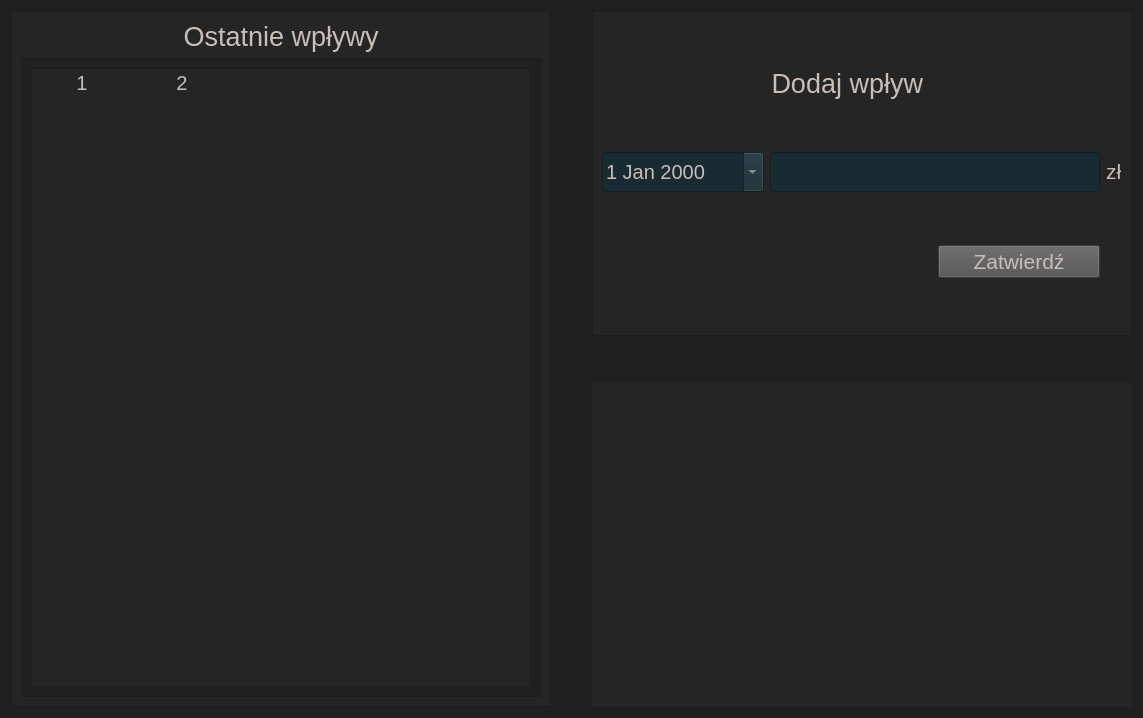
zuzmej/Wydatkoinator, file ui/incomes_tab.ui: the form before one commit.
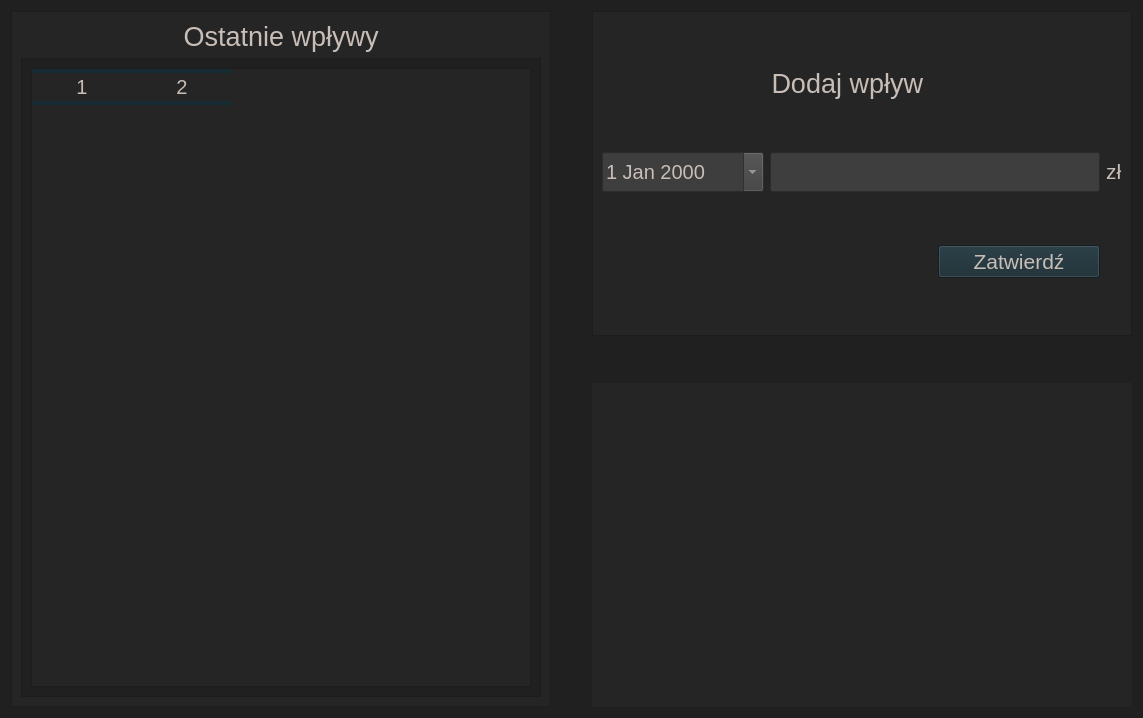
The form after the commit. Custom widgets are drawn as their Qt base class.

```diff
--- a/ui/incomes_tab.ui
+++ b/ui/incomes_tab.ui
@@ -17,9 +17,11 @@
    <string notr="true">QWidget{
 background-color: #202020;
 }
+
 QFrame{
 background-color: #252525;
 }
+
 #chart{
 background-color: #252525;
 }
@@ -27,18 +29,44 @@
 QLabel{
 color:#C8BEB7;
 }
-QPushButton{
-color:#C8BEB7;
-background-color:#515151
+
+QPushButton {
+background-color: #182B32;
+color: #c8beb7;
 }
-QLineEdit{
-background-color:#182B32;
-color:#C8BEB7;
+
+QLineEdit {
+background-color: #3e3e3e;
+color: #c8beb7;
 }
-QDateEdit{
-background-color:#182B32;
-color:#C8BEB7;
-}</string>
+
+QDateEdit {
+background-color: #3e3e3e;
+color: #c8beb7;
+}
+
+QListWidget { color: #c8beb7; }
+QHeaderView::section {
+    background-color: transparent;  /* brak tła */
+    color:#C8BEB7;  /* kolor napisu */
+	 border-top: 4px solid  #182B32;
+    border-bottom: 4px solid  #182B32;;
+	border-left: none;
+    border-right: none;
+ font-size: 20px;  /* Ustawienie rozmiaru czcionki */
+}
+
+QTableWidget::item {
+    font-size: 20px;
+     color:#C8BEB7
+}
+QTableWidget::item:selected {
+        background-color:  #252525; 
+color:#C8BEB7 ;
+        border: 2px solid #C8BEB7;     
+    }
+
+</string>
   </property>
   <layout class="QGridLayout" name="gridLayout">
    <item row="1" column="2">
@@ -97,21 +125,11 @@
            <widget class="QTableWidget" name="incomes_list">
             <property name="font">
              <font>
-              <pointsize>15</pointsize>
+              <pointsize>13</pointsize>
              </font>
             </property>
             <property name="styleSheet">
-             <string notr="true">QHeaderView::section {
-    background-color: transparent;  /* brak tła */
-    color:#C8BEB7;  /* kolor napisu */
-    border: none;  /* brak ramki */
- font-size: 20px;  /* Ustawienie rozmiaru czcionki */
-}
-
-QTableWidget::item {
-    font-size: 20px;
-     color:#C8BEB7
-}</string>
+             <string notr="true"/>
             </property>
             <property name="editTriggers">
              <set>QAbstractItemView::NoEditTriggers</set>
```
